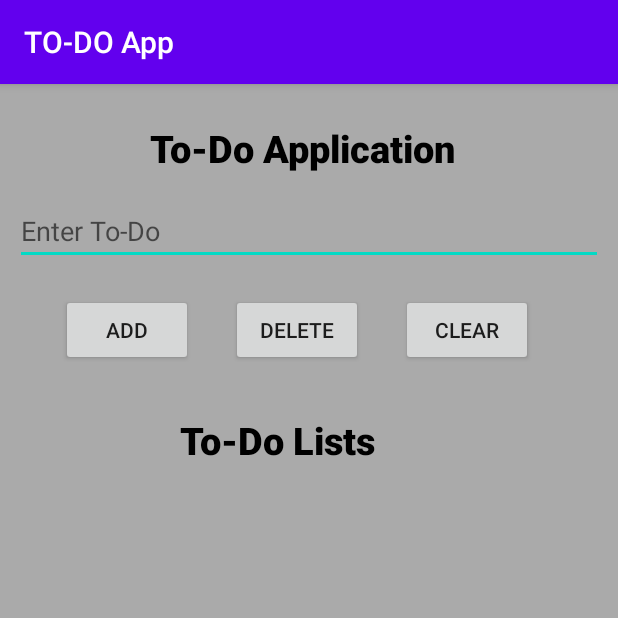
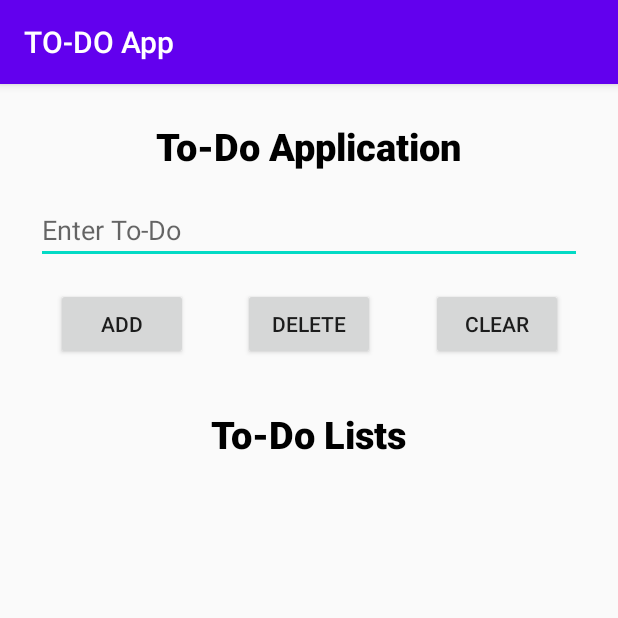
Before and after one commit to Tharun-code-bit/Kotlin-To-Do-App, an Android app: the ToDoActivity screen opened directly, with no data from a screen before it, on a phone screen of 412 x 824 dp, the top half of it. Run offline under Robolectric (Android 15) with nearby library versions, the phone set to English and light mode, and no system bars.

Commit message:
Update all UIs following good practises

```diff
--- a/app/src/main/res/layout/activity_to_do.xml
+++ b/app/src/main/res/layout/activity_to_do.xml
@@ -4,85 +4,91 @@
     xmlns:tools="http://schemas.android.com/tools"
     android:layout_width="match_parent"
     android:layout_height="match_parent"
-    android:background="@android:color/darker_gray"
     tools:context=".ToDoActivity">
 
     <TextView
+        android:id="@+id/textView14"
         android:layout_width="wrap_content"
         android:layout_height="wrap_content"
+        android:layout_marginTop="24dp"
+        android:fontFamily="sans-serif-black"
         android:text="To-Do Application"
+        android:textColor="@android:color/background_dark"
+        android:textSize="25dp"
+        app:layout_constraintEnd_toEndOf="parent"
         app:layout_constraintStart_toStartOf="parent"
-        app:layout_constraintTop_toTopOf="parent"
-        android:layout_marginTop="25dp"
-        android:layout_marginLeft="100dp"
-        android:fontFamily="sans-serif-black"
-        android:textSize="25dp"
-        android:textColor="@android:color/background_dark"/>
+        app:layout_constraintTop_toTopOf="parent" />
 
     <EditText
+        android:id="@+id/todoInput"
         android:layout_width="match_parent"
         android:layout_height="wrap_content"
+        android:layout_marginStart="24dp"
+        android:layout_marginTop="16dp"
+        android:layout_marginEnd="24dp"
         android:hint="Enter To-Do"
-        android:id="@+id/todoInput"
+        app:layout_constraintEnd_toEndOf="parent"
         app:layout_constraintStart_toStartOf="parent"
-        app:layout_constraintTop_toTopOf="parent"
-        android:layout_marginLeft="10dp"
-        android:layout_marginRight="10dp"
-        android:layout_marginTop="75dp"/>
+        app:layout_constraintTop_toBottomOf="@+id/textView14" />
 
-    <LinearLayout
+
+    <Button
+        android:id="@+id/addTodo"
         android:layout_width="wrap_content"
         android:layout_height="wrap_content"
-        android:orientation="horizontal"
+        android:layout_marginTop="16dp"
+        android:text="Add"
+        app:layout_constraintEnd_toStartOf="@+id/deleteTodo"
+        app:layout_constraintHorizontal_bias="0.5"
         app:layout_constraintStart_toStartOf="parent"
-        app:layout_constraintTop_toTopOf="parent"
-        android:layout_marginLeft="15dp"
-        android:layout_marginTop="140dp">
+        app:layout_constraintTop_toBottomOf="@+id/todoInput" />
 
-        <Button
-            android:layout_width="wrap_content"
-            android:layout_height="wrap_content"
-            android:layout_marginLeft="25dp"
-            android:id="@+id/addTodo"
-            android:text="Add"/>
+    <Button
+        android:id="@+id/deleteTodo"
+        android:layout_width="wrap_content"
+        android:layout_height="wrap_content"
+        android:text="Delete"
+        app:layout_constraintBottom_toBottomOf="@+id/addTodo"
+        app:layout_constraintEnd_toStartOf="@+id/clearTodo"
+        app:layout_constraintHorizontal_bias="0.5"
+        app:layout_constraintStart_toEndOf="@+id/addTodo"
+        app:layout_constraintTop_toTopOf="@+id/addTodo" />
 
-        <Button
-            android:layout_width="wrap_content"
-            android:layout_height="wrap_content"
-            android:layout_marginLeft="25dp"
-            android:id="@+id/deleteTodo"
-            android:text="Delete"/>
-
-        <Button
-            android:layout_width="wrap_content"
-            android:layout_height="wrap_content"
-            android:layout_marginLeft="25dp"
-            android:id="@+id/clearTodo"
-            android:text="clear"/>
-
-    </LinearLayout>
+    <Button
+        android:id="@+id/clearTodo"
+        android:layout_width="wrap_content"
+        android:layout_height="wrap_content"
+        android:text="clear"
+        app:layout_constraintBottom_toBottomOf="@+id/deleteTodo"
+        app:layout_constraintEnd_toEndOf="parent"
+        app:layout_constraintHorizontal_bias="0.5"
+        app:layout_constraintStart_toEndOf="@+id/deleteTodo"
+        app:layout_constraintTop_toTopOf="@+id/deleteTodo" />
 
     <TextView
+        android:id="@+id/textView15"
         android:layout_width="wrap_content"
         android:layout_height="wrap_content"
+        android:layout_marginTop="32dp"
+        android:fontFamily="sans-serif-black"
         android:text="To-Do Lists"
+        android:textColor="@android:color/background_dark"
+        android:textSize="25dp"
+        app:layout_constraintEnd_toEndOf="parent"
         app:layout_constraintStart_toStartOf="parent"
-        app:layout_constraintTop_toTopOf="parent"
-        android:layout_marginLeft="120dp"
-        android:layout_marginTop="220dp"
-        android:fontFamily="sans-serif-black"
-        android:textColor="@android:color/background_dark"
-        android:textSize="25dp"/>
+        app:layout_constraintTop_toBottomOf="@+id/addTodo" />
 
     <ListView
-        android:layout_width="wrap_content"
-        android:layout_height="wrap_content"
         android:id="@+id/todoList"
+        android:layout_width="0dp"
+        android:layout_height="0dp"
+        android:layout_marginTop="8dp"
+        android:layout_marginEnd="8dp"
         android:choiceMode="multipleChoice"
+        app:layout_constraintBottom_toBottomOf="parent"
+        app:layout_constraintEnd_toEndOf="parent"
         app:layout_constraintStart_toStartOf="parent"
-        app:layout_constraintTop_toTopOf="parent"
-        android:layout_marginLeft="10dp"
-        android:layout_marginTop="280dp"/>
+        app:layout_constraintTop_toBottomOf="@+id/textView15" />
 
 
 </androidx.constraintlayout.widget.ConstraintLayout>
```
Also changed, not shown: app/src/main/res/layout/activity_agree.xml (+29 -25 lines), app/src/main/res/layout/activity_dash_board.xml (+23 -32 lines), app/src/main/res/layout/activity_main.xml (+12 -15 lines), app/src/main/res/layout/activity_sign_in.xml (+33 -48 lines), app/src/main/res/layout/activity_sign_up.xml (+46 -58 lines), app/src/main/res/layout/activity_start.xml (+15 -11 lines).
